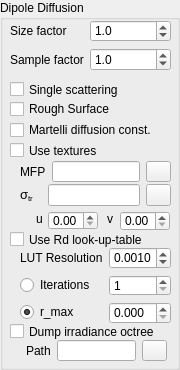
Above: src/qtgui/dipoleBSSRDFWidget.ui from tomka/mitsuba-renderer before the change. Below: the same form after it.
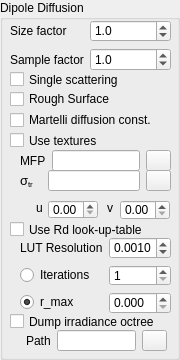
That is the form after the change. Icons and pictures are not drawn.

```diff
--- a/src/qtgui/dipoleBSSRDFWidget.ui
+++ b/src/qtgui/dipoleBSSRDFWidget.ui
@@ -7,19 +7,19 @@
     <x>0</x>
     <y>0</y>
     <width>180</width>
-    <height>370</height>
+    <height>360</height>
    </rect>
   </property>
   <property name="minimumSize">
    <size>
     <width>180</width>
-    <height>370</height>
+    <height>360</height>
    </size>
   </property>
   <property name="maximumSize">
    <size>
     <width>16777214</width>
-    <height>370</height>
+    <height>360</height>
    </size>
   </property>
   <property name="windowTitle">
@@ -99,7 +99,7 @@
    <property name="geometry">
     <rect>
      <x>10</x>
-     <y>80</y>
+     <y>70</y>
      <width>159</width>
      <height>19</height>
     </rect>
@@ -112,7 +112,7 @@
    <property name="geometry">
     <rect>
      <x>10</x>
-     <y>120</y>
+     <y>110</y>
      <width>161</width>
      <height>20</height>
     </rect>
@@ -125,7 +125,7 @@
    <property name="geometry">
     <rect>
      <x>10</x>
-     <y>141</y>
+     <y>131</y>
      <width>91</width>
      <height>19</height>
     </rect>
@@ -138,7 +138,7 @@
    <property name="geometry">
     <rect>
      <x>20</x>
-     <y>161</y>
+     <y>150</y>
      <width>161</width>
      <height>71</height>
     </rect>
@@ -216,7 +216,7 @@
       <x>0</x>
       <y>20</y>
       <width>151</width>
-      <height>28</height>
+      <height>21</height>
      </rect>
     </property>
     <layout class="QGridLayout" name="gridLayout_4">
@@ -321,7 +321,7 @@
    <property name="geometry">
     <rect>
      <x>10</x>
-     <y>322</y>
+     <y>312</y>
      <width>161</width>
      <height>19</height>
     </rect>
@@ -334,7 +334,7 @@
    <property name="geometry">
     <rect>
      <x>20</x>
-     <y>340</y>
+     <y>330</y>
      <width>151</width>
      <height>21</height>
     </rect>
@@ -392,7 +392,7 @@
    <property name="geometry">
     <rect>
      <x>20</x>
-     <y>247</y>
+     <y>237</y>
      <width>160</width>
      <height>77</height>
     </rect>
@@ -485,7 +485,7 @@
    <property name="geometry">
     <rect>
      <x>10</x>
-     <y>230</y>
+     <y>220</y>
      <width>161</width>
      <height>19</height>
     </rect>
@@ -501,7 +501,7 @@
    <property name="geometry">
     <rect>
      <x>10</x>
-     <y>100</y>
+     <y>90</y>
      <width>111</width>
      <height>18</height>
     </rect>
```
